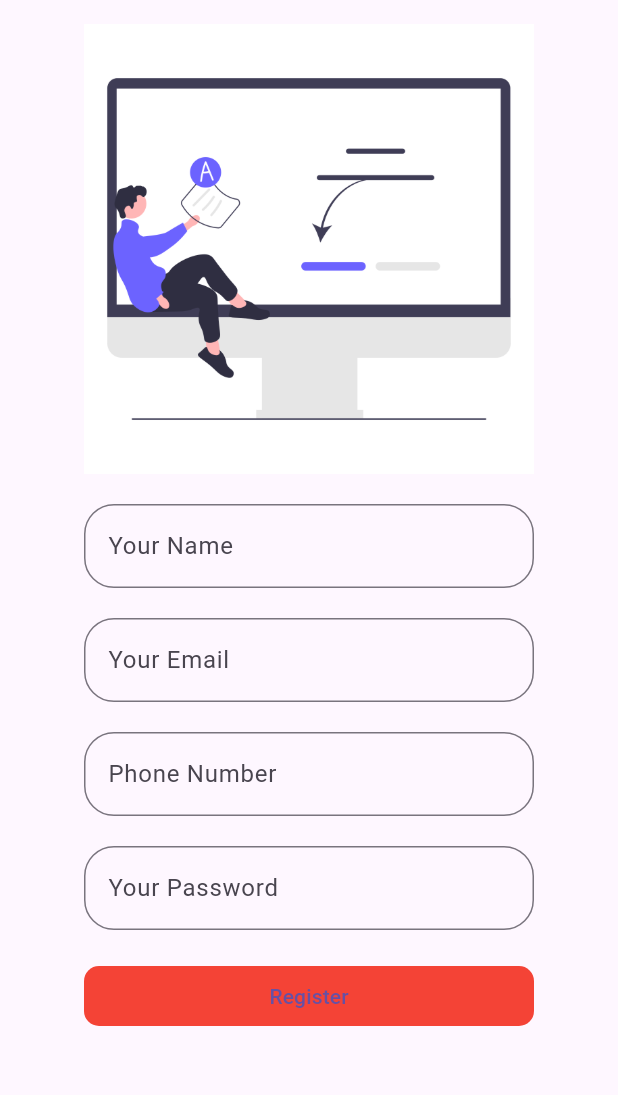
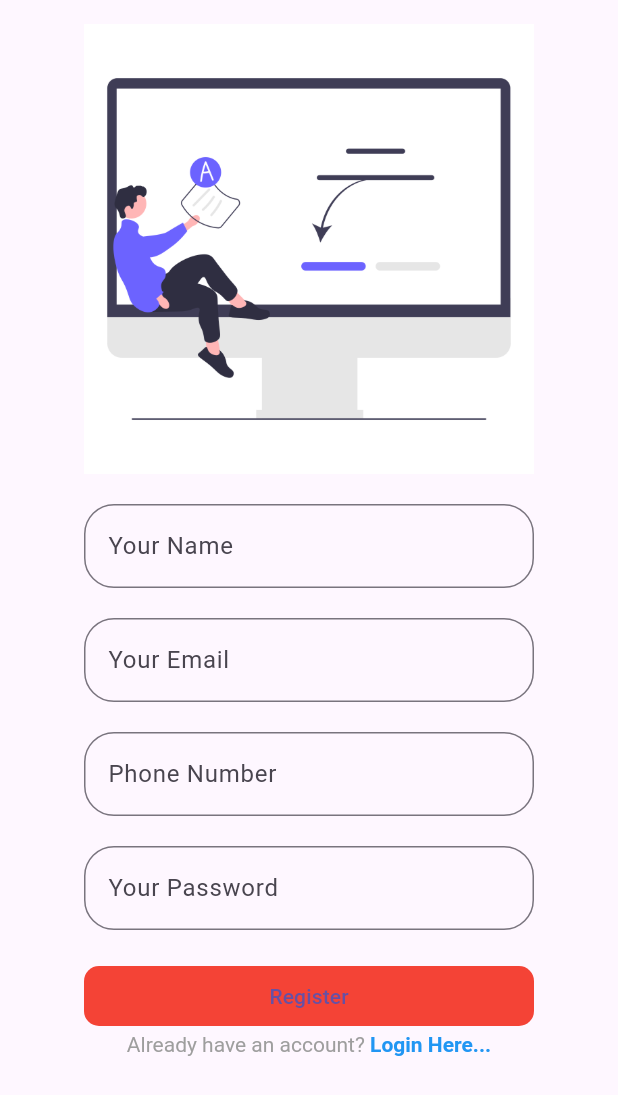
Before and after one commit to saran-raj-p/Chatapp, a Flutter app: the Register screen opened by its route, on a phone screen of 412 x 824 dp. Shown: the top 1095 px of the screen. Run offline on Flutter 3.47's test engine with Material 3 defaults, Android fonts, the light colour scheme and no system bars; our stand-ins replace dio, image_picker, shared_preferences; missing offline and left inert: dart:html; accounts and stored records are empty; network calls fail.

Commit message:
Workflow Added Partially

```diff
--- a/chatappui/lib/screen/edit_profile.dart
+++ b/chatappui/lib/screen/edit_profile.dart
@@ -95,7 +95,7 @@
         'Email': emailController.text,
         'Phone': phoneNumberController.text,
         'Id':
-            '62B0B91D-CB24-42D9-8B5F-C9F4C5939FDB', // Replace with actual user ID
+            'B08FB381-48F7-4814-AF63-FF3B181B8CEF', // Replace with actual user ID
         // if (_pickedFile != null)
         //   'Image': await MultipartFile.fromFile(
         //     _pickedFile!.path,
@@ -140,7 +140,7 @@
   // Fetch profile data from the backend
   void getProfile() async {
     String id =
-        "21919F62-3C39-434C-A63E-3AEE1F59CD7C"; // Replace with actual user ID
+        "B08FB381-48F7-4814-AF63-FF3B181B8CEF"; // Replace with actual user ID
 
     try {
       final response =
--- a/chatappui/lib/screen/get_started.dart
+++ b/chatappui/lib/screen/get_started.dart
@@ -33,7 +33,7 @@
             const SizedBox(height: 110),
             TextButton(
               onPressed: () {
-                Navigator.pushNamed(context, '/Main');
+                Navigator.pushNamed(context, '/register');
               },
               style: TextButton.styleFrom(
                 backgroundColor: Colors.black,
--- a/chatappui/lib/screen/register.dart
+++ b/chatappui/lib/screen/register.dart
@@ -156,6 +156,27 @@
                       child: const Text("Register")),
                 ),
               ),
+              GestureDetector(
+                onTap: () {
+                  // Navigate to Login page
+                  Navigator.pushNamed(context, '/login');
+                },
+                child: RichText(
+                  text: const TextSpan(
+                    style: TextStyle(color: Colors.grey),
+                    children: [
+                      TextSpan(text: 'Already have an account? '),
+                      TextSpan(
+                        text: 'Login Here...',
+                        style: TextStyle(
+                          color: Colors.blue,
+                          fontWeight: FontWeight.bold,
+                        ),
+                      ),
+                    ],
+                  ),
+                ),
+              ),
             ],
           ),
         ),
```
Also changed, not shown: chatappui/lib/main.dart (+11 -2 lines), chatappui/lib/screen/Profile.dart (+12 -6 lines), chatappui/lib/screen/login.dart (+5 -4 lines).
